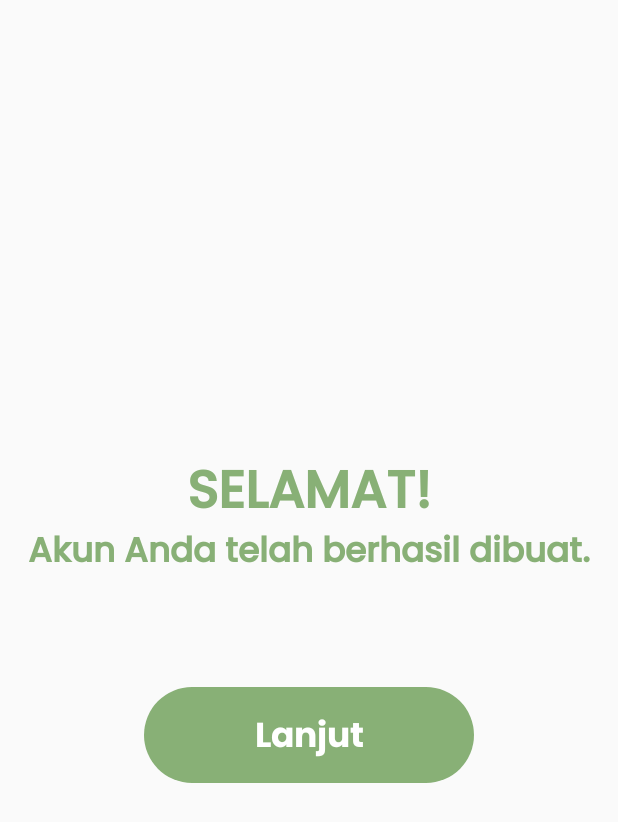
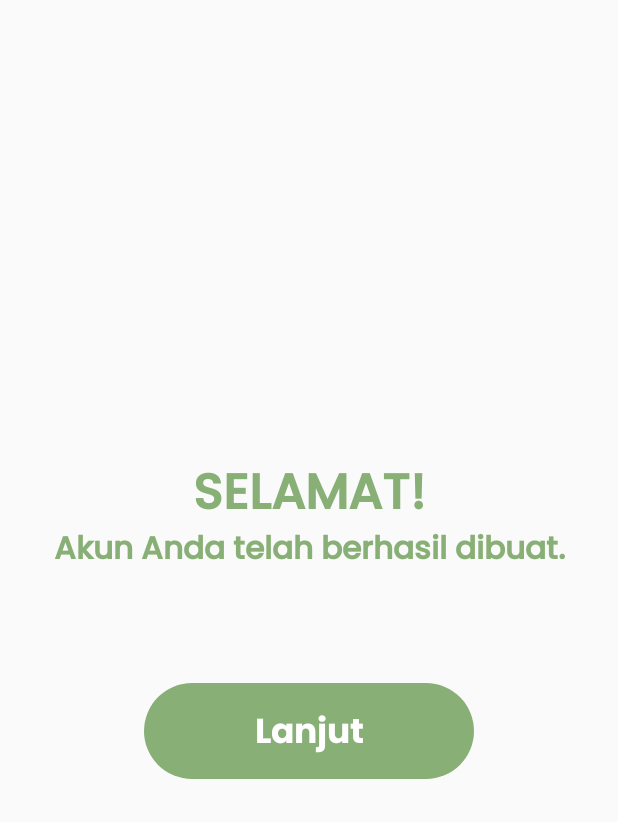
Before and after one commit to ahargunyllib/findmystuff, an Android app built with Jetpack Compose: the SuccessSignUpScreen screen opened through its navigation route, on a phone screen of 412 x 824 dp. Shown: the top 822 px of the screen. Run offline under Robolectric (Android 15) with nearby library versions, the phone set to English and light mode, and no system bars.

Commit message:
fix text align in SuccessSignUpScreen

```diff
--- a/app/src/main/java/com/ahargunyllib/internraion/features/presentation/screen/success_sign_up/SuccessSignUpScreen.kt
+++ b/app/src/main/java/com/ahargunyllib/internraion/features/presentation/screen/success_sign_up/SuccessSignUpScreen.kt
@@ -15,9 +15,12 @@ import androidx.compose.runtime.Composable
 import androidx.compose.ui.Alignment
 import androidx.compose.ui.Modifier
 import androidx.compose.ui.text.font.FontWeight
+import androidx.compose.ui.text.style.TextAlign
+import androidx.compose.ui.tooling.preview.Preview
 import androidx.compose.ui.unit.dp
 import androidx.compose.ui.unit.sp
 import androidx.navigation.NavController
+import androidx.navigation.compose.rememberNavController
 import com.ahargunyllib.internraion.ui.theme.Green
 import com.ahargunyllib.internraion.ui.theme.Type
 import com.ahargunyllib.internraion.utils.Routes
@@ -41,8 +44,9 @@ fun SuccessSignUpScreen(navController: NavController) {
             Text(
                 text = "Akun Anda telah berhasil dibuat.",
                 style = Type.successSigningText(),
-                fontSize = 23.sp,
-                fontWeight = FontWeight.Bold
+                fontSize = 21.sp,
+                fontWeight = FontWeight.Bold,
+                textAlign = TextAlign.Center
             )
 
             Spacer(modifier = Modifier.size(75.dp))
@@ -69,3 +73,9 @@ fun SuccessSignUpScreen(navController: NavController) {
         }
     }
 }
+
+@Preview(showBackground = true)
+@Composable
+private fun SuccesSignUpPreview() {
+    SuccessSignUpScreen(navController = rememberNavController())
+}
--- a/app/src/main/java/com/ahargunyllib/internraion/ui/theme/Type.kt
+++ b/app/src/main/java/com/ahargunyllib/internraion/ui/theme/Type.kt
@@ -1,6 +1,5 @@
 package com.ahargunyllib.internraion.ui.theme
 
-import androidx.compose.material3.Typography
 import androidx.compose.ui.text.TextStyle
 import androidx.compose.ui.text.font.Font
 import androidx.compose.ui.text.font.FontFamily
@@ -48,7 +47,7 @@ object Type{
 
     fun successSigningText() = TextStyle(
         fontFamily = FontFamily(Font(R.font.poppins_medium)),
-        fontSize = 35.sp,
+        fontSize = 33.sp,
         fontWeight = FontWeight(600),
         color = Green
 //        lineHeight = 100.sp
```
